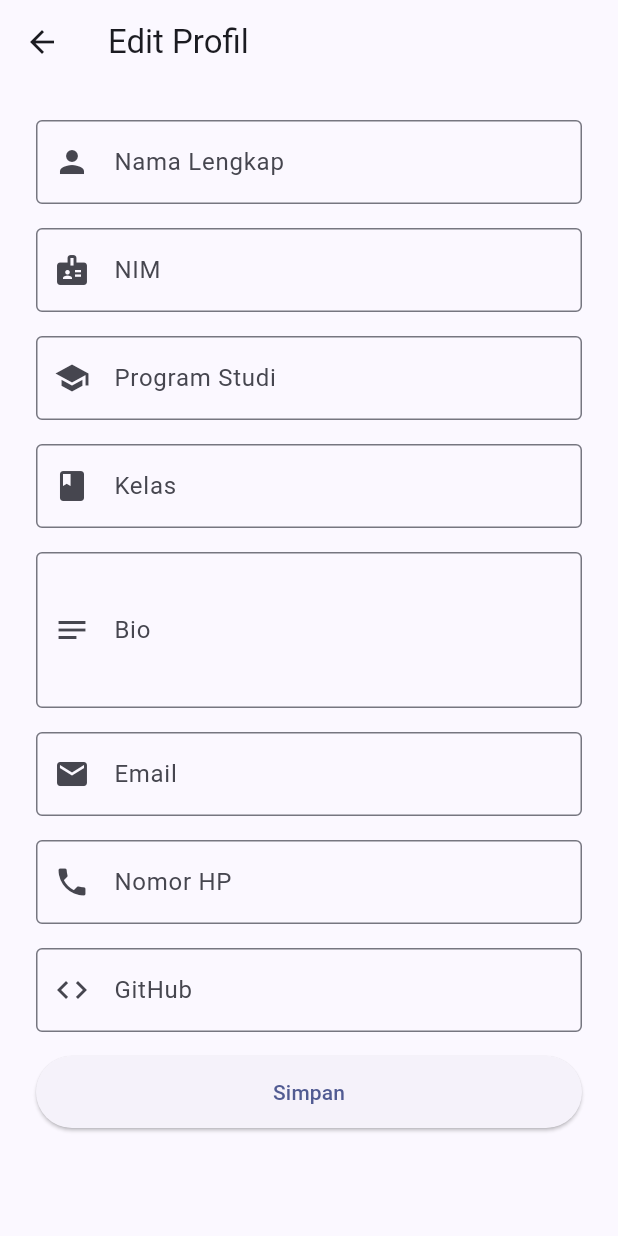
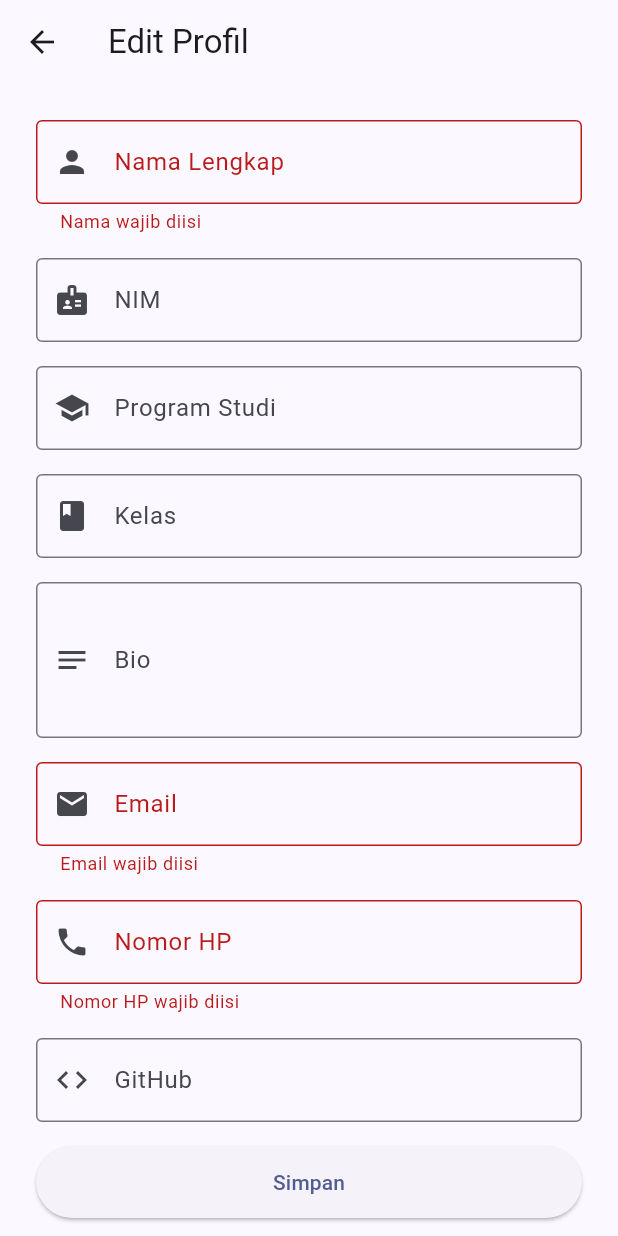
Before and after one commit to adedwi208/soal2-profil-app, a Flutter app: the EditProfilePage screen opened directly with empty values, after a tap on "Simpan", on a phone screen of 412 x 824 dp. Run offline on Flutter 3.47's test engine with Material 3 defaults, Android fonts, the phone set to English and light mode, and no system bars.

Commit message:
feat: tambah validasi nama, email, dan nomor HP pada edit profil

```diff
--- a/lib/screens/edit_profile_page.dart
+++ b/lib/screens/edit_profile_page.dart
@@ -49,12 +49,70 @@ class _EditProfilePageState extends State<EditProfilePage> {
     super.dispose();
   }
 
+  // ---------- FUNGSI VALIDATOR ----------
+  // Aturan validator: return null = valid, return teks = pesan error.
+
+  // Nama wajib diisi. trim() membuang spasi di awal/akhir,
+  // jadi kalau isinya spasi doang tetap dianggap kosong.
+  String? _validasiNama(String? value) {
+    if (value == null || value.trim().isEmpty) {
+      return 'Nama wajib diisi';
+    }
+    return null;
+  }
+
+  String? _validasiEmail(String? value) {
+    if (value == null || value.trim().isEmpty) {
+      return 'Email wajib diisi';
+    }
+
+    final email = value.trim();
+
+    final posisiAt = email.indexOf('@');
+    final posisiAtTerakhir = email.lastIndexOf('@');
+    final posisiTitik = email.lastIndexOf('.');
+
+    if (email.contains(' ')) {
+      return 'Email tidak boleh mengandung spasi';
+    }
+    if (posisiAt == -1 || posisiAt != posisiAtTerakhir) {
+      return 'Email harus mengandung satu tanda @';
+    }
+    if (posisiAt == 0) {
+      return 'Email harus ada nama sebelum @';
+    }
+    if (posisiTitik < posisiAt + 2 || posisiTitik == email.length - 1) {
+      return 'Format email tidak valid';
+    }
+    return null;
+  }
+
+  String? _validasiHp(String? value) {
+    if (value == null || value.trim().isEmpty) {
+      return 'Nomor HP wajib diisi';
+    }
+
+    final hp = value.trim();
+
+    for (int i = 0; i < hp.length; i++) {
+      if (!'0123456789'.contains(hp[i])) {
+        return 'Nomor HP hanya boleh berisi angka';
+      }
+    }
+
+    if (hp.length < 10 || hp.length > 13) {
+      return 'Nomor HP harus 10-13 digit';
+    }
+    return null;
+  }
+
   Widget _buildField({
     required TextEditingController controller,
     required String label,
     required IconData icon,
     TextInputType? keyboardType,
     int maxLines = 1,
+    String? Function(String?)? validator,
   }) {
     return Padding(
       padding: const EdgeInsets.only(bottom: 16),
@@ -62,6 +120,7 @@ class _EditProfilePageState extends State<EditProfilePage> {
         controller: controller,
         keyboardType: keyboardType,
         maxLines: maxLines,
+        validator: validator,
         decoration: InputDecoration(
           labelText: label,
           prefixIcon: Icon(icon),
@@ -69,6 +128,14 @@ class _EditProfilePageState extends State<EditProfilePage> {
         ),
       ),
     );
+  }
+
+  void _simpan() {
+    if (_formKey.currentState!.validate()) {
+      ScaffoldMessenger.of(context).showSnackBar(
+        const SnackBar(content: Text('Data valid (belum disimpan)')),
+      );
+    }
   }
 
   @override
@@ -85,6 +152,7 @@ class _EditProfilePageState extends State<EditProfilePage> {
                 controller: _namaController,
                 label: 'Nama Lengkap',
                 icon: Icons.person,
+                validator: _validasiNama,
               ),
               _buildField(
                 controller: _nimController,
@@ -112,12 +180,14 @@ class _EditProfilePageState extends State<EditProfilePage> {
                 label: 'Email',
                 icon: Icons.email,
                 keyboardType: TextInputType.emailAddress,
+                validator: _validasiEmail,
               ),
               _buildField(
                 controller: _hpController,
                 label: 'Nomor HP',
                 icon: Icons.phone,
                 keyboardType: TextInputType.phone,
+                validator: _validasiHp,
               ),
               _buildField(
                 controller: _githubController,
@@ -129,7 +199,7 @@ class _EditProfilePageState extends State<EditProfilePage> {
                 width: double.infinity,
                 height: 48,
                 child: ElevatedButton(
-                  onPressed: () {},
+                  onPressed: _simpan,
                   child: const Text('Simpan'),
                 ),
               ),
```
